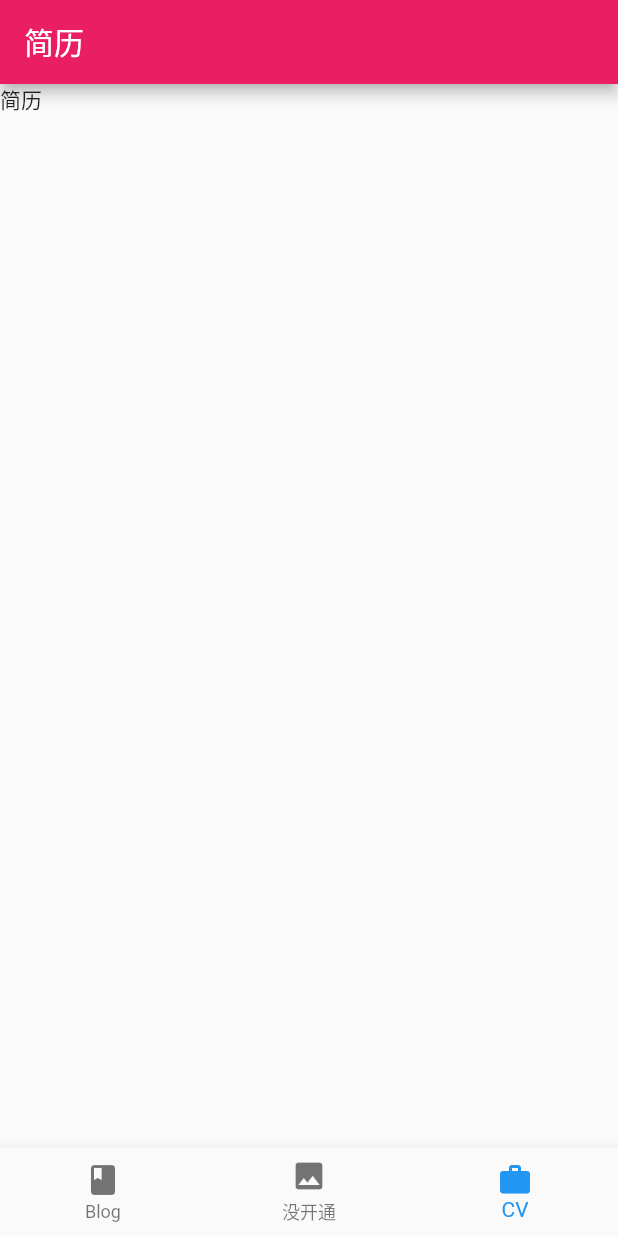
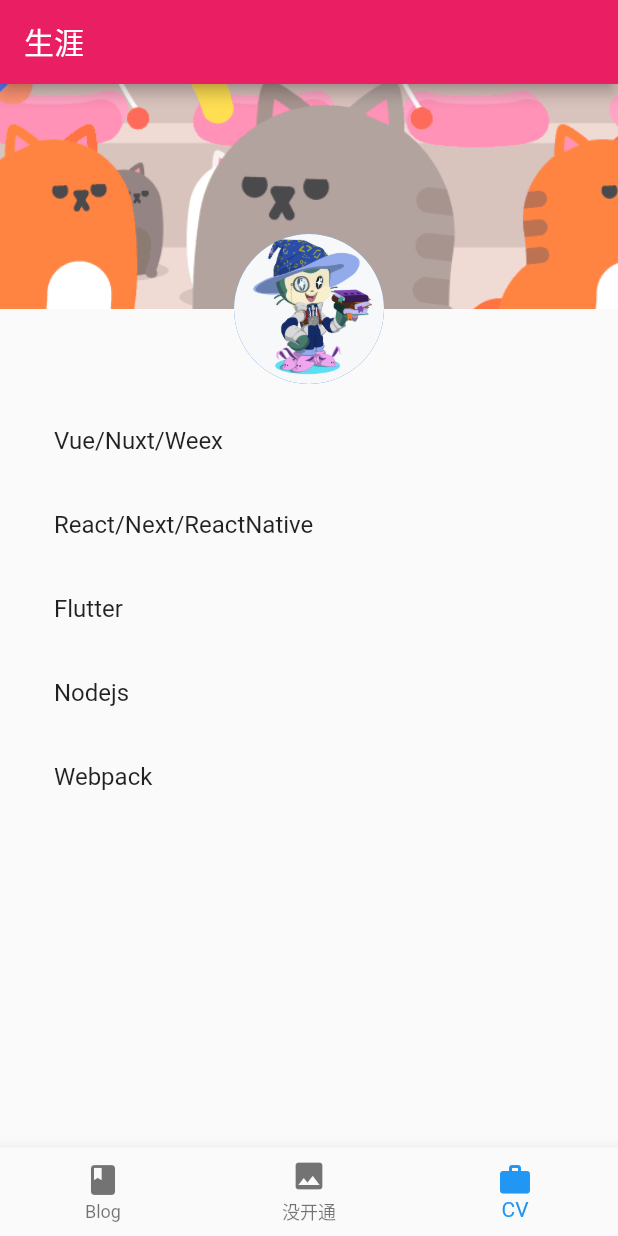
Before and after one commit to OMGVecchio/myBlog-flutter, a Flutter app: the screen it shows after launch, item 3 of the bottom bar chosen, on a phone screen of 412 x 824 dp. Run offline on Flutter 3.47's test engine with Material 2 defaults, Android fonts, the phone set to English and light mode, and no system bars; our stand-ins replace dio; network calls fail.

Commit message:
简历+首页 tag 筛选

```diff
--- a/lib/pages/curriculum_vitae.dart
+++ b/lib/pages/curriculum_vitae.dart
@@ -5,9 +5,74 @@ class CurriculumVitaePage extends StatelessWidget {
   Widget build(BuildContext context) {
     return Scaffold(
       appBar: AppBar(
-        title: Text('简历'),
+        title: Text('生涯'),
       ),
-      body: Text('简历'),
+      body: ListView(
+        children: <Widget>[
+          Container(
+            child: Column(
+              children: <Widget>[
+                Row(
+                  children: <Widget>[
+                    Expanded(
+                      child: Stack(
+                        alignment: Alignment(0, 3),
+                        children: <Widget>[
+                          Container(
+                            height: 150,
+                            decoration: BoxDecoration(
+                              image: DecorationImage(
+                                image: AssetImage('assets/images/cats.gif'),
+                                fit: BoxFit.fitWidth,
+                              )
+                            ),
+                          ),
+                          Container(
+                            height: 100,
+                            width: 100,
+                            child: CircleAvatar(
+                              backgroundImage: AssetImage('assets/images/octocat.png'),
+                            ),
+                          ),
+                        ],
+                      ),
+                    ),
+                  ],
+                ),
+              ],
+            ),
+          ),
+          Row(
+            children: <Widget>[
+              Expanded(
+                child: Container(
+                  margin: EdgeInsets.only(top: 40),
+                  padding: EdgeInsets.all(20),
+                  child: Column(
+                    children: <Widget>[
+                      ListTile(
+                        title: Text('Vue/Nuxt/Weex'),
+                      ),
+                      ListTile(
+                        title: Text('React/Next/ReactNative'),
+                      ),
+                      ListTile(
+                        title: Text('Flutter'),
+                      ),
+                      ListTile(
+                        title: Text('Nodejs'),
+                      ),
+                      ListTile(
+                        title: Text('Webpack'),
+                      ),
+                    ],
+                  ),
+                ),
+              ),
+            ],
+          ),
+        ],
+      ),
     );
   }
 }
--- a/pubspec.yaml
+++ b/pubspec.yaml
@@ -39,9 +39,9 @@ flutter:
   uses-material-design: true
 
   # To add assets to your application, add an assets section, like this:
-  # assets:
-  #  - images/a_dot_burr.jpeg
-  #  - images/a_dot_ham.jpeg
+  assets:
+   - assets/images/cats.gif
+   - assets/images/octocat.png
 
   # An image asset can refer to one or more resolution-specific "variants", see
   # https://flutter.io/assets-and-images/#resolution-aware.
```
Also changed, not shown: lib/pages/article_list.dart (+46 -14 lines), assets/images/cats.gif (added), assets/images/octocat.png (added).
